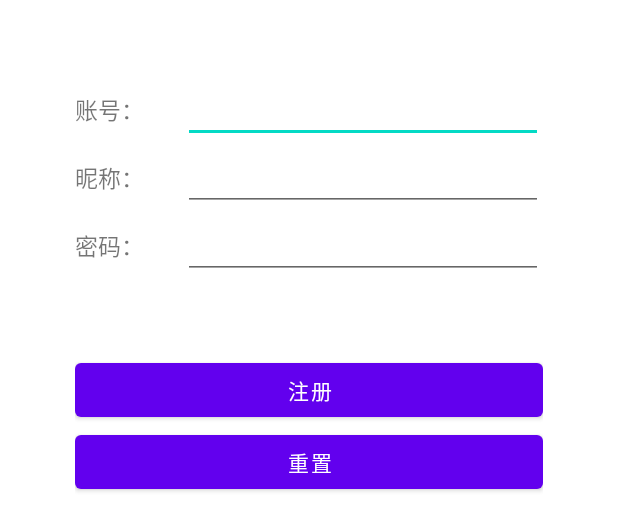
After one commit to Lai-JX/Aircraft_War, an Android app: the layout activity_register.xml on its own in the app's theme, with its tools: preview values and no code run, on a phone screen of 412 x 824 dp. The commit adds this screen. Shown: the top 531 px of the screen. Run offline under Robolectric (Android 15) with nearby library versions, the phone set to English and light mode, and no system bars.

Commit message:
实现Android方大部分的注册流程，存在部分问题

```diff
--- a/app/src/main/AndroidManifest.xml
+++ b/app/src/main/AndroidManifest.xml
@@ -13,6 +13,9 @@
         android:supportsRtl="true"
         android:theme="@style/Theme.AircraftWar"
         android:usesCleartextTraffic="true">
+        <activity
+            android:name="com.aircraftWar.application.RegisterActivity"
+            android:exported="false" />
         <activity
             android:name="com.aircraftWar.application.EnterNameActivity"
             android:exported="false" />
--- a/app/src/main/res/layout/activity_login.xml
+++ b/app/src/main/res/layout/activity_login.xml
@@ -63,7 +63,7 @@
         />
 
     <Button
-        android:id="@+id/btn_login2"
+        android:id="@+id/btn_register"
         style="@style/MyBtnStyle"
         android:layout_width="match_parent"
         android:layout_height="wrap_content"
--- /dev/null
+++ b/app/src/main/res/layout/activity_register.xml
@@ -0,0 +1,111 @@
+<?xml version="1.0" encoding="utf-8"?>
+<androidx.constraintlayout.widget.ConstraintLayout xmlns:android="http://schemas.android.com/apk/res/android"
+xmlns:app="http://schemas.android.com/apk/res-auto"
+xmlns:tools="http://schemas.android.com/tools"
+android:layout_width="match_parent"
+android:layout_height="match_parent"
+tools:context="com.aircraftWar.application.RegisterActivity">
+
+<LinearLayout
+    android:layout_width="match_parent"
+    android:layout_height="match_parent"
+    android:orientation="vertical"
+    tools:layout_editor_absoluteX="219dp"
+    tools:layout_editor_absoluteY="207dp"
+    android:padding="50dp"
+
+    >
+
+    <LinearLayout
+        android:layout_width="match_parent"
+        android:layout_height="wrap_content"
+        android:orientation="horizontal">
+
+
+        <TextView
+            android:id="@+id/textView"
+            android:layout_width="wrap_content"
+            android:layout_height="wrap_content"
+            android:layout_weight="1"
+            android:textSize="15sp"
+            android:text="账号：" />
+
+        <EditText
+            android:id="@+id/name"
+            android:layout_width="wrap_content"
+            android:layout_height="wrap_content"
+            android:layout_weight="1"
+            android:ems="10"
+            android:inputType="textPersonName"
+            />
+    </LinearLayout>
+    <LinearLayout
+        android:layout_width="match_parent"
+        android:layout_height="wrap_content"
+        android:orientation="horizontal">
+
+
+        <TextView
+            android:layout_width="wrap_content"
+            android:layout_height="wrap_content"
+            android:layout_weight="1"
+            android:textSize="15sp"
+            android:text="昵称：" />
+
+        <EditText
+            android:id="@+id/username"
+            android:layout_width="wrap_content"
+            android:layout_height="wrap_content"
+            android:layout_weight="1"
+            android:ems="10"
+            android:inputType="textPersonName"
+            />
+    </LinearLayout>
+    <LinearLayout
+        android:layout_width="match_parent"
+        android:layout_height="wrap_content"
+        android:orientation="horizontal">
+
+
+        <TextView
+            android:id="@+id/textView2"
+            android:layout_width="wrap_content"
+            android:layout_height="wrap_content"
+            android:layout_weight="1"
+
+            android:textSize="15sp"
+            android:text="密码："
+
+            />
+
+        <EditText
+            android:id="@+id/password"
+            android:layout_width="wrap_content"
+            android:layout_height="wrap_content"
+            android:layout_weight="1"
+            android:ems="10"
+            android:inputType="textPassword"
+            />
+    </LinearLayout>
+    <LinearLayout
+        android:layout_width="match_parent"
+        android:layout_height="wrap_content"
+        android:orientation="horizontal">
+    </LinearLayout>
+
+    <Button
+        android:layout_marginTop="50dp"
+        android:id="@+id/button2"
+        android:layout_width="match_parent"
+        android:layout_height="wrap_content"
+        android:text="注册"
+        android:onClick="register"
+        />
+
+    <Button
+        android:id="@+id/button3"
+        android:layout_width="match_parent"
+        android:layout_height="wrap_content"
+        android:text="重置" />
+</LinearLayout>
+</androidx.constraintlayout.widget.ConstraintLayout>
```
Also changed, not shown: app/src/main/java/com/aircraftWar/GameDataDao/GameData.java (renamed from app/src/main/java/com/aircraftWar/Dao/UserData.java, +12 -12 lines), app/src/main/java/com/aircraftWar/UserDao/UserData.java (added, +53 -0 lines), app/src/main/java/com/aircraftWar/application/CommonModeGame.java (+4 -4 lines), app/src/main/java/com/aircraftWar/application/DifficultModeGame.java (+4 -4 lines), app/src/main/java/com/aircraftWar/application/EasyModeGame.java (+4 -4 lines), app/src/main/java/com/aircraftWar/application/EnterNameActivity.java (+4 -4 lines), app/src/main/java/com/aircraftWar/application/LoginActivity.java (+20 -8 lines), app/src/main/java/com/aircraftWar/application/RankActivity.java (+9 -12 lines), app/src/main/java/com/aircraftWar/application/RegisterActivity.java (added, +130 -0 lines), app/src/main/java/com/aircraftWar/utils/PostUtil.java (added, +61 -0 lines).
